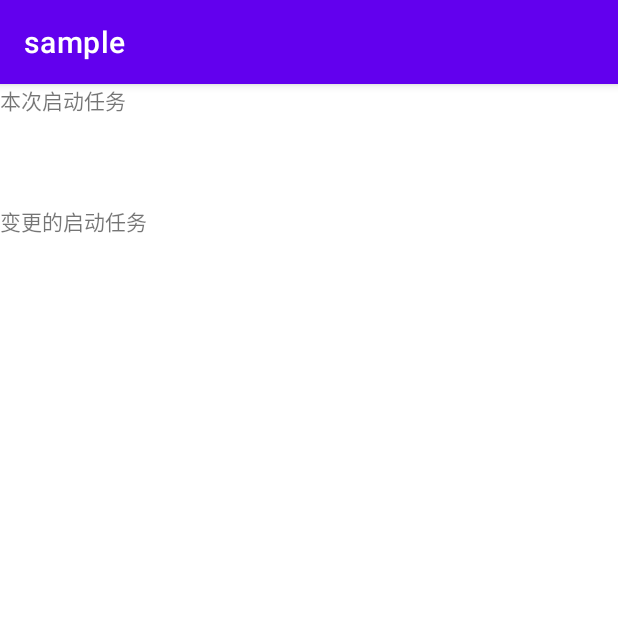
After one commit to Leifzhang/AndroidStartup, an Android app: the StartupDagPathActivity screen opened directly, with no data from a screen before it, on a phone screen of 412 x 824 dp, the top half of it. The commit adds this screen. Run offline under Robolectric (Android 15) with nearby library versions, the phone set to English and light mode, and no system bars; our stand-ins replace Room's generated code; 3 statements that could not run were skipped.

Commit message:
[feat]  数据持久化 进行数据比较

```diff
--- a/sample/src/main/kotlin/com/kronos/android/startup/sample/task/TaskBuilder.kt
+++ b/sample/src/main/kotlin/com/kronos/android/startup/sample/task/TaskBuilder.kt
@@ -77,7 +77,7 @@ fun Application.createStartup(): Startup.Builder = run {
                 sleep(10000)
             }
         }
-        addTaskGroup { taskGroup() }
+        //  addTaskGroup { taskGroup() }
         addTaskGroup { StartupTaskGroupApplicationKspMain() }
         addMainProcTaskGroup { StartupTaskGroupApplicationKspAll() }
         addProcTaskGroup { StartupProcTaskGroupApplicationKsp() }
--- a/startup-dag-view/build.gradle
+++ b/startup-dag-view/build.gradle
@@ -1,6 +1,7 @@
 plugins {
     id 'com.android.library'
     id 'kotlin-android'
+    id 'kotlin-kapt'
 }
 
 android {
@@ -37,6 +38,9 @@ dependencies {
     implementation("androidx.recyclerview:recyclerview:1.2.1")
     testImplementation 'junit:junit:4.+'
     implementation project(':startup')
+    def roomVersion = "2.2.5"
+    implementation "androidx.room:room-ktx:$roomVersion"
+    kapt "androidx.room:room-compiler:$roomVersion"
     androidTestImplementation 'androidx.test.ext:junit:1.1.3'
     androidTestImplementation 'androidx.test.espresso:espresso-core:3.4.0'
 }
--- a/startup-dag-view/src/main/AndroidManifest.xml
+++ b/startup-dag-view/src/main/AndroidManifest.xml
@@ -3,7 +3,10 @@
     package="com.kronos.startup.dag">
 
     <application>
-        <activity android:name=".StartupDagActivity" />
+
+        <activity android:name=".StartupTimeLineActivity" />
+        <activity android:name=".StartupDagPathActivity" />
+
         <provider
             android:name="com.kronos.startup.dag.StartupDagInstallProvider"
             android:authorities="${applicationId}.startup-dag-installer"
--- /dev/null
+++ b/startup-dag-view/src/main/java/com/kronos/startup/dag/StartupDagPathActivity.kt
@@ -0,0 +1,49 @@
+package com.kronos.startup.dag
+
+import android.app.Activity
+import android.content.Context
+import android.content.Intent
+import android.os.Bundle
+import android.widget.TextView
+import androidx.appcompat.app.AppCompatActivity
+import com.kronos.startup.dag.sql.StartupDatabaseHelper
+import com.kronos.startup.dag.utils.postUI
+import kotlin.concurrent.thread
+
+/**
+ *
+ *  @Author LiABao
+ *  @Since 2021/12/30
+ *
+ */
+class StartupDagPathActivity : AppCompatActivity(R.layout.startup_activity_dag_path) {
+    private lateinit var textView: TextView
+    private lateinit var lastDagView: TextView
+
+    override fun onCreate(savedInstanceState: Bundle?) {
+        super.onCreate(savedInstanceState)
+        textView = findViewById(R.id.currentDag)
+        lastDagView = findViewById(R.id.lastDag)
+        thread {
+            val dao = StartupDatabaseHelper.databaseInstance.startupDao()
+            val data = dao.getStartupPathInfo(StartupDagInstallProvider.formatKey)
+            data?.apply {
+                val oldDag = dao.selectNotSame(pathHashCode)
+                postUI {
+                    lastDagView.text = oldDag?.dagPath.toString()
+                    textView.text = this.dagPath.toString()
+                }
+            }
+        }
+
+    }
+}
+
+
+fun Context.startDagPathActivity() {
+    val intent = Intent(this, StartupDagPathActivity::class.java)
+    if (this !is Activity) {
+        intent.addFlags(Intent.FLAG_ACTIVITY_NEW_TASK)
+    }
+    startActivity(intent)
+}
--- a/startup-dag-view/src/main/java/com/kronos/startup/dag/StartupDagActivity.kt
+++ b/startup-dag-view/src/main/java/com/kronos/startup/dag/StartupTimeLineActivity.kt
@@ -21,7 +21,7 @@ import com.kronos.startup.dag.utils.dpToPx
  *  @Since 2021/11/28
  *
  */
-class StartupDagActivity : AppCompatActivity(R.layout.startup_activity_dag) {
+class StartupTimeLineActivity : AppCompatActivity(R.layout.startup_activity_dag_time_line) {
 
     override fun onCreate(savedInstanceState: Bundle?) {
         super.onCreate(savedInstanceState)
@@ -42,7 +42,7 @@ class StartupDagActivity : AppCompatActivity(R.layout.startup_activity_dag) {
 
 
 fun Context.startupDagActivity(data: MutableList<StartupTaskData>) {
-    val intent = Intent(this, StartupDagActivity::class.java)
+    val intent = Intent(this, StartupTimeLineActivity::class.java)
     if (this !is Activity) {
         intent.addFlags(Intent.FLAG_ACTIVITY_NEW_TASK)
     }
--- a/startup-dag-view/src/main/java/com/kronos/startup/dag/adapter/DagViewAdapter.kt
+++ b/startup-dag-view/src/main/java/com/kronos/startup/dag/adapter/DagViewAdapter.kt
@@ -24,7 +24,7 @@ class DagViewAdapter(private val list: MutableList<ThreadTaskData>) :
     override fun onCreateViewHolder(parent: ViewGroup, viewType: Int): DagViewHolder {
         return DagViewHolder(
             LayoutInflater.from(parent.context)
-                .inflate(R.layout.startup_recycler_view_dag, parent, false)
+                .inflate(R.layout.startup_recycler_view_time_line, parent, false)
         )
     }
 
--- /dev/null
+++ b/startup-dag-view/src/main/java/com/kronos/startup/dag/sql/StartupDao.kt
@@ -0,0 +1,39 @@
+package com.kronos.startup.dag.sql
+
+import androidx.room.*
+import com.kronos.lib.startup.utils.ProcessUtils
+
+
+/**
+ *
+ *  @Author LiABao
+ *  @Since 2021/12/10
+ *
+ */
+@Dao
+interface StartupDao {
+    @Insert
+    fun insertInfo(info: StartupPathInfo)
+
+    @Delete
+    fun deleteInfo(info: List<StartupPathInfo>)
+
+    @Update
+    fun updateInfo(info: StartupPathInfo)
+
+    @Query("SELECT * FROM privacy WHERE date=:date and process=:process")
+    fun getStartupPathInfo(
+        date: Long,
+        process: String = ProcessUtils.myProcName() ?: ""
+    ): StartupPathInfo?
+
+    @Query("SELECT * FROM privacy WHERE process=:process and pathHashCode!=:pathHashCode order by id DESC LIMIT 1")
+    fun selectNotSame(
+        pathHashCode: Int,
+        process: String = ProcessUtils.myProcName() ?: ""
+    ): StartupPathInfo?
+
+
+/*    @Query("SELECT * FROM privacy WHERE  date<=:date")
+    fun getAllExpiredInfo(date: Long): List<StartupPathInfo>*/
+}
--- /dev/null
+++ b/startup-dag-view/src/main/java/com/kronos/startup/dag/utils/DateExtensions.kt
@@ -0,0 +1,17 @@
+package com.kronos.startup.dag.utils
+
+import java.text.SimpleDateFormat
+import java.util.*
+
+/**
+ *
+ *  @Author LiABao
+ *  @Since 2021/12/13
+ *
+ */
+
+fun getDateFormat(data: Date = Date()): Long {
+    return format.format(data).toLongOrNull() ?: 0
+}
+
+val format by lazy { SimpleDateFormat("yyyyMMddHHmmss", Locale.CHINA) }
--- /dev/null
+++ b/startup-dag-view/src/main/res/layout/startup_activity_dag_path.xml
@@ -0,0 +1,41 @@
+<?xml version="1.0" encoding="utf-8"?>
+<LinearLayout xmlns:android="http://schemas.android.com/apk/res/android"
+    android:layout_width="match_parent"
+    android:layout_height="match_parent"
+    android:orientation="vertical">
+
+    <androidx.core.widget.NestedScrollView
+        android:layout_width="match_parent"
+        android:layout_height="match_parent">
+
+        <LinearLayout
+            android:layout_width="match_parent"
+            android:layout_height="wrap_content"
+            android:orientation="vertical">
+
+            <TextView
+                android:layout_width="wrap_content"
+                android:layout_height="wrap_content"
+                android:text="本次启动任务" />
+
+            <TextView
+                android:id="@+id/currentDag"
+                android:layout_width="match_parent"
+                android:layout_height="wrap_content"
+                android:layout_marginTop="20dp" />
+
+            <TextView
+                android:layout_width="wrap_content"
+                android:layout_height="wrap_content"
+                android:layout_marginTop="20dp"
+                android:text="变更的启动任务" />
+
+            <TextView
+                android:id="@+id/lastDag"
+                android:layout_width="match_parent"
+                android:layout_height="wrap_content"
+                android:layout_marginTop="20dp" />
+        </LinearLayout>
+    </androidx.core.widget.NestedScrollView>
+
+</LinearLayout>
```
Also changed, not shown: startup-dag-view/src/main/java/com/kronos/startup/dag/StartupDagInstallProvider.kt (+29 -1 lines), startup-dag-view/src/main/java/com/kronos/startup/dag/sql/PathTypeConvert.kt (added, +38 -0 lines), startup-dag-view/src/main/java/com/kronos/startup/dag/sql/StartupDataTransform.kt (added, +29 -0 lines), startup-dag-view/src/main/java/com/kronos/startup/dag/sql/StartupDatabase.kt (added, +19 -0 lines), startup-dag-view/src/main/java/com/kronos/startup/dag/sql/StartupDatabaseHelper.kt (added, +30 -0 lines), startup-dag-view/src/main/java/com/kronos/startup/dag/sql/StartupPathInfo.kt (added, +39 -0 lines), startup-dag-view/src/main/java/com/kronos/startup/dag/utils/MainThreadExecutor.kt (added, +31 -0 lines), startup-dag-view/src/main/res/layout/startup_activity_dag_time_line.xml (renamed from startup-dag-view/src/main/res/layout/startup_activity_dag.xml).
